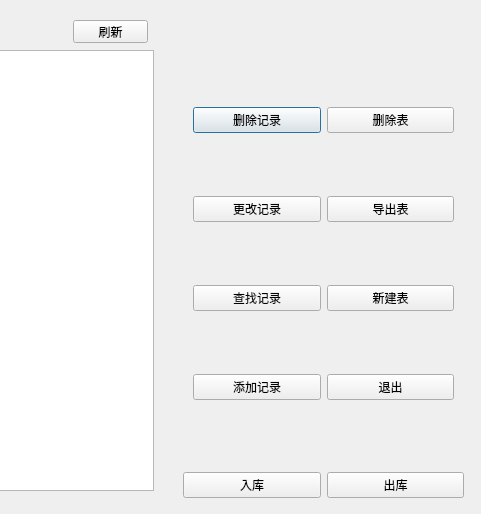
WULINYOU/qt_Remote_warehouse_management_system, file manage.ui: the form before one commit; both pictures show x 427 to 908 and y 0 to 514 of the 908 by 514 pixel window.
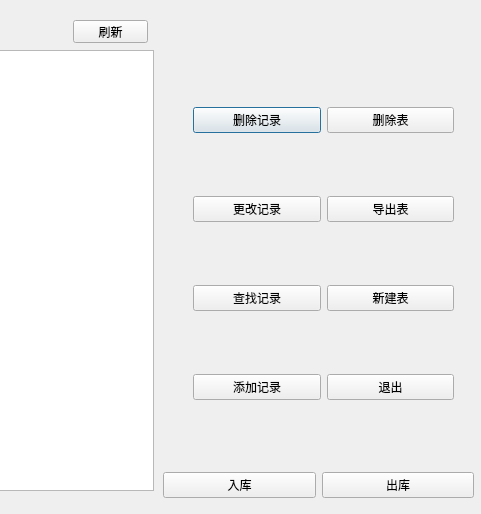
The form after the commit.

Diff of the .ui file:
```diff
--- a/manage.ui
+++ b/manage.ui
@@ -120,7 +120,7 @@
   <widget class="QLabel" name="time_label">
    <property name="geometry">
     <rect>
-     <x>580</x>
+     <x>590</x>
      <y>20</y>
      <width>311</width>
      <height>21</height>
@@ -143,12 +143,12 @@
     <string>刷新</string>
    </property>
   </widget>
-  <widget class="QWidget" name="">
+  <widget class="QWidget" name="layoutWidget">
    <property name="geometry">
     <rect>
-     <x>610</x>
+     <x>590</x>
      <y>460</y>
-     <width>281</width>
+     <width>311</width>
      <height>51</height>
     </rect>
    </property>
```
